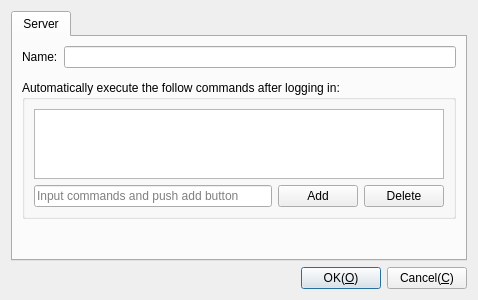
Qt form Plugins/SSH/DlgSettingsSSH.ui (KangLin/RabbitRemoteControl) before a commit.
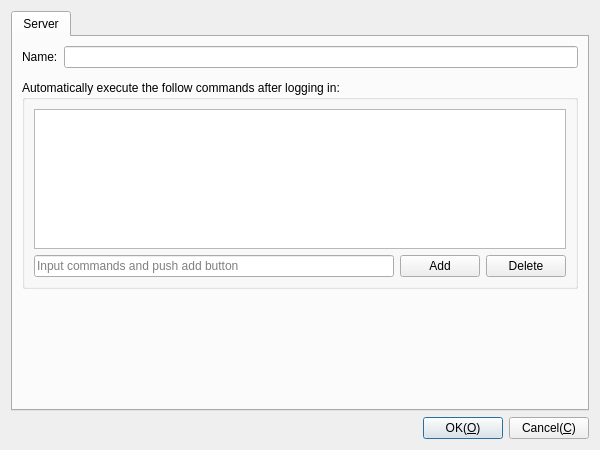
The same form after that commit. Custom widgets are drawn as their Qt base class.

The edit to the form file:
```diff
--- a/Plugins/SSH/DlgSettingsSSH.ui
+++ b/Plugins/SSH/DlgSettingsSSH.ui
@@ -6,8 +6,8 @@
    <rect>
     <x>0</x>
     <y>0</y>
-    <width>478</width>
-    <height>300</height>
+    <width>600</width>
+    <height>450</height>
    </rect>
   </property>
   <property name="windowTitle">
```
